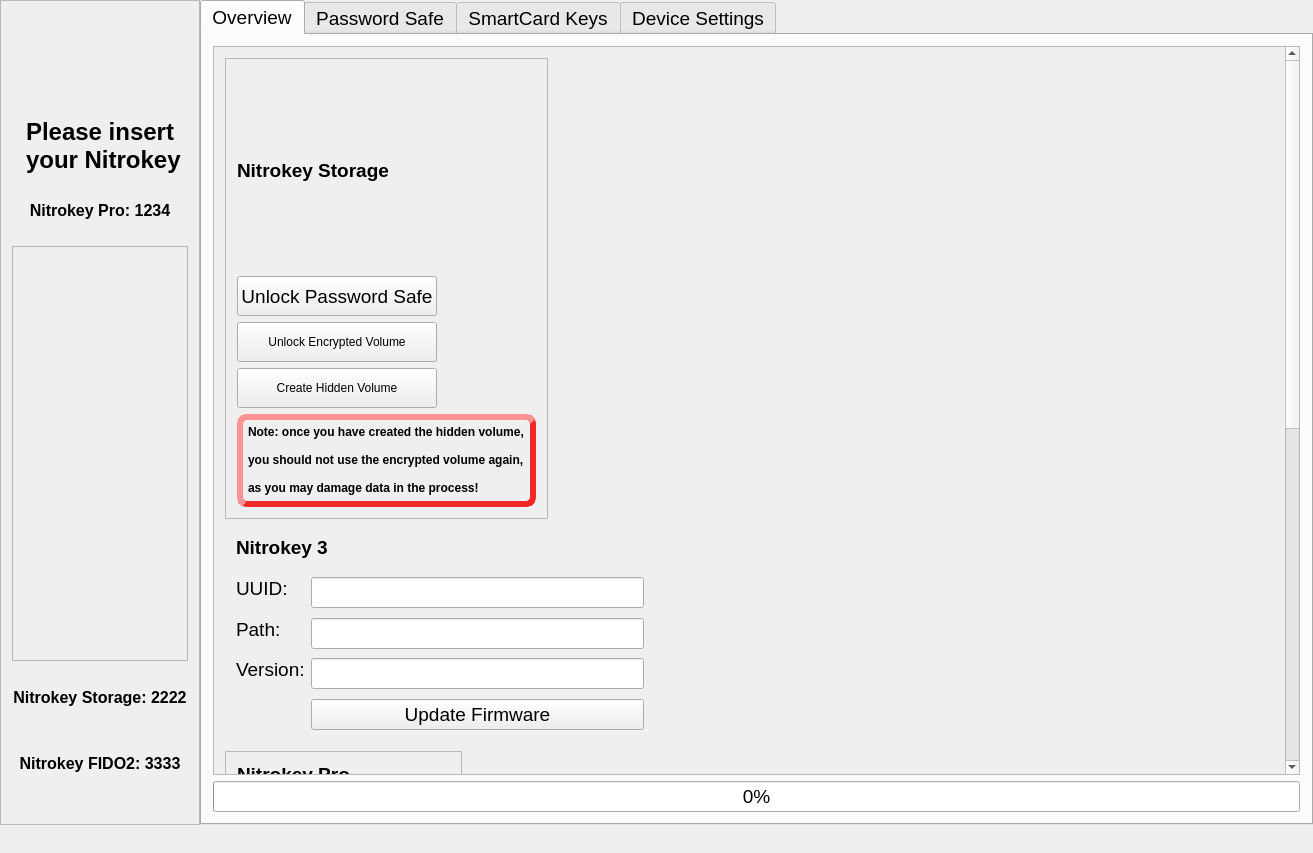
Above: nitropyapp/ui/mainwindow_alternative.ui from Nitrokey/nitrokey-app2 before the change. Below: the same form after it.
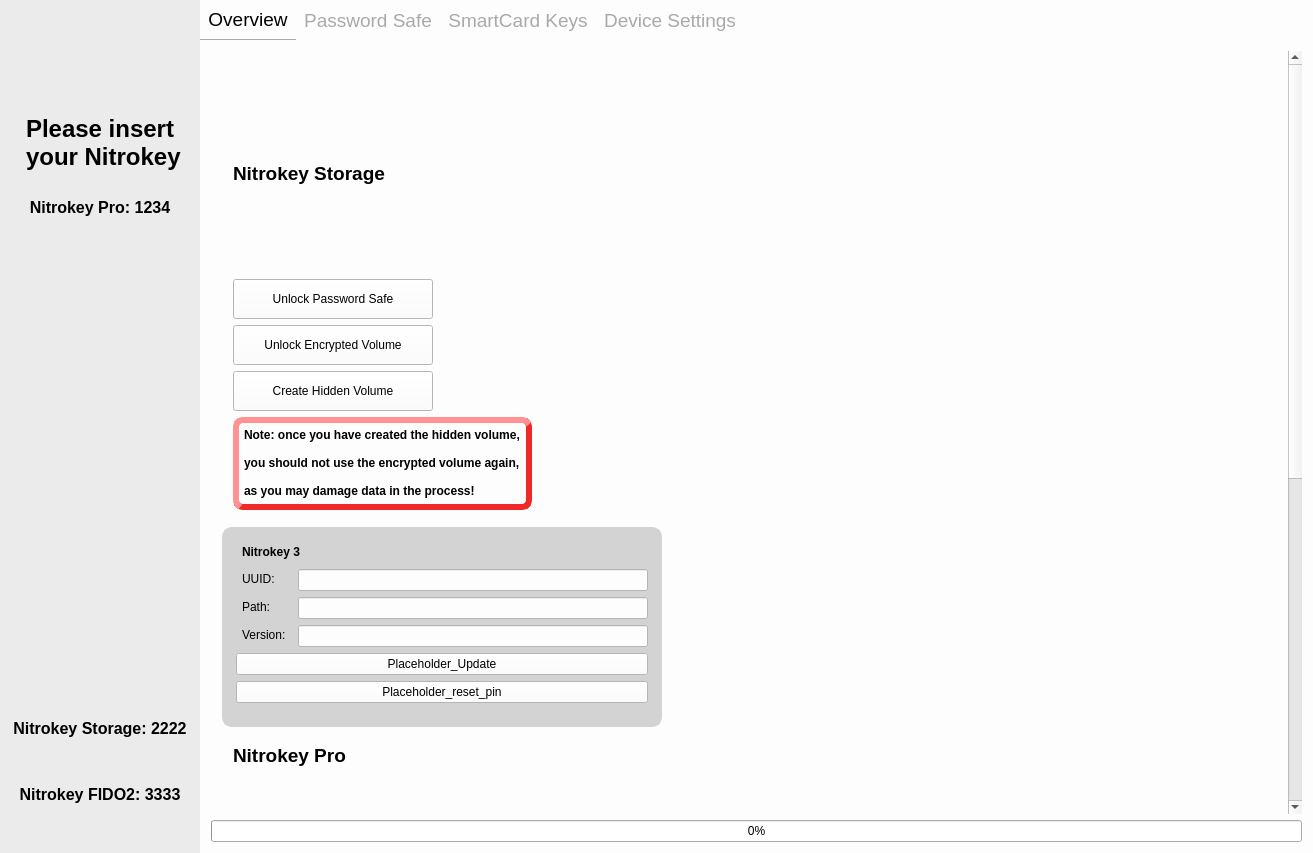
That is the form after the change. Icons and pictures are not drawn.

Diff of the .ui file:
```diff
--- a/nitropyapp/ui/mainwindow_alternative.ui
+++ b/nitropyapp/ui/mainwindow_alternative.ui
@@ -18,10 +18,13 @@
   </property>
   <property name="minimumSize">
    <size>
-    <width>0</width>
-    <height>110</height>
+    <width>600</width>
+    <height>500</height>
    </size>
   </property>
+  <property name="contextMenuPolicy">
+   <enum>Qt::DefaultContextMenu</enum>
+  </property>
   <property name="windowTitle">
    <string>Nitrokey App</string>
   </property>
@@ -45,6 +48,10 @@
    <bool>false</bool>
   </property>
   <widget class="QWidget" name="centralWidget">
+   <property name="styleSheet">
+    <string notr="true">QWidget#centralWidget{background-color: rgb(253, 253, 253); }
+</string>
+   </property>
    <layout class="QHBoxLayout" name="horizontalLayout_2">
     <property name="spacing">
      <number>0</number>
@@ -59,7 +66,7 @@
      <number>0</number>
     </property>
     <property name="bottomMargin">
-     <number>9</number>
+     <number>0</number>
     </property>
     <item alignment="Qt::AlignLeft">
      <widget class="QFrame" name="vertical_navigation">
@@ -76,7 +83,8 @@
        </size>
       </property>
       <property name="styleSheet">
-       <string notr="true"/>
+       <string notr="true">border: 0px;
+background-color:rgb(235, 235, 235)</string>
       </property>
       <property name="frameShape">
        <enum>QFrame::StyledPanel</enum>
@@ -85,6 +93,21 @@
        <enum>QFrame::Raised</enum>
       </property>
       <layout class="QGridLayout" name="gridLayout_14">
+       <property name="leftMargin">
+        <number>6</number>
+       </property>
+       <property name="topMargin">
+        <number>9</number>
+       </property>
+       <property name="rightMargin">
+        <number>6</number>
+       </property>
+       <property name="bottomMargin">
+        <number>9</number>
+       </property>
+       <property name="spacing">
+        <number>6</number>
+       </property>
        <item row="2" column="0" colspan="4">
         <widget class="QPushButton" name="pushButton_pro">
          <property name="sizePolicy">
@@ -151,12 +174,12 @@
          </property>
          <property name="icon">
           <iconset resource="resources.qrc">
-           <normaloff>:/images/new/icon_about_nitrokey.svg</normaloff>:/images/new/icon_about_nitrokey.svg</iconset>
+           <normaloff>:/images/icon/info_new.png</normaloff>:/images/icon/info_new.png</iconset>
          </property>
          <property name="iconSize">
           <size>
-           <width>30</width>
-           <height>30</height>
+           <width>40</width>
+           <height>40</height>
           </size>
          </property>
          <property name="flat">
@@ -166,6 +189,21 @@
        </item>
        <item row="3" column="0" colspan="4">
         <widget class="QScrollArea" name="Nitrokeys">
+         <property name="styleSheet">
+          <string notr="true">border: 0px;</string>
+         </property>
+         <property name="frameShape">
+          <enum>QFrame::NoFrame</enum>
+         </property>
+         <property name="frameShadow">
+          <enum>QFrame::Plain</enum>
+         </property>
+         <property name="lineWidth">
+          <number>0</number>
+         </property>
+         <property name="horizontalScrollBarPolicy">
+          <enum>Qt::ScrollBarAlwaysOff</enum>
+         </property>
          <property name="widgetResizable">
           <bool>true</bool>
          </property>
@@ -174,8 +212,8 @@
            <rect>
             <x>0</x>
             <y>0</y>
-            <width>178</width>
-            <height>376</height>
+            <width>188</width>
+            <height>423</height>
            </rect>
           </property>
           <layout class="QVBoxLayout" name="verticalLayout_9"/>
@@ -243,6 +281,9 @@
            <bold>true</bold>
           </font>
          </property>
+         <property name="autoFillBackground">
+          <bool>false</bool>
+         </property>
          <property name="styleSheet">
           <string notr="true">QPushButton {
 	border: none; 
@@ -432,8 +473,25 @@
         <pointsize>14</pointsize>
        </font>
       </property>
+      <property name="layoutDirection">
+       <enum>Qt::LeftToRight</enum>
+      </property>
+      <property name="autoFillBackground">
+       <bool>false</bool>
+      </property>
       <property name="styleSheet">
-       <string notr="true"/>
+       <string notr="true">QTabWidget::pane {             
+            border-width: 0px;   
+}  
+QTabBar::tab {
+  background-color: rgb(253, 253, 253); 
+  padding: 8px;
+  color: darkgrey;
+} 
+QTabBar::tab:selected{
+	border-bottom: 1px solid darkgrey; 
+	color: black;
+}</string>
       </property>
       <property name="inputMethodHints">
        <set>Qt::ImhNone</set>
@@ -450,6 +508,9 @@
       <property name="elideMode">
        <enum>Qt::ElideNone</enum>
       </property>
+      <property name="usesScrollButtons">
+       <bool>true</bool>
+      </property>
       <property name="documentMode">
        <bool>false</bool>
       </property>
@@ -463,6 +524,12 @@
        <bool>false</bool>
       </property>
       <widget class="QWidget" name="tab_5">
+       <property name="autoFillBackground">
+        <bool>false</bool>
+       </property>
+       <property name="styleSheet">
+        <string notr="true"/>
+       </property>
        <attribute name="title">
         <string>Overview</string>
        </attribute>
@@ -476,6 +543,25 @@
         </item>
         <item row="0" column="0">
          <widget class="QScrollArea" name="scrollArea_2">
+          <property name="autoFillBackground">
+           <bool>false</bool>
+          </property>
+          <property name="styleSheet">
+           <string notr="true">QScrollArea{ border-width: 0px ; 
+background-color: rgb(253, 253, 253); }</string>
+          </property>
+          <property name="frameShape">
+           <enum>QFrame::NoFrame</enum>
+          </property>
+          <property name="frameShadow">
+           <enum>QFrame::Raised</enum>
+          </property>
+          <property name="lineWidth">
+           <number>0</number>
+          </property>
+          <property name="midLineWidth">
+           <number>0</number>
+          </property>
           <property name="widgetResizable">
            <bool>true</bool>
           </property>
@@ -484,10 +570,13 @@
             <rect>
              <x>0</x>
              <y>0</y>
-             <width>1075</width>
-             <height>1366</height>
+             <width>1081</width>
+             <height>1340</height>
             </rect>
            </property>
+           <property name="styleSheet">
+            <string notr="true">background-color: rgb(253, 253, 253); </string>
+           </property>
            <layout class="QVBoxLayout" name="verticalLayout_3">
             <item alignment="Qt::AlignLeft|Qt::AlignTop">
              <widget class="QFrame" name="frame_storage">
@@ -497,11 +586,17 @@
                 <verstretch>0</verstretch>
                </sizepolicy>
               </property>
+              <property name="styleSheet">
+               <string notr="true">border-width: 0px;</string>
+              </property>
               <property name="frameShape">
-               <enum>QFrame::StyledPanel</enum>
+               <enum>QFrame::NoFrame</enum>
               </property>
               <property name="frameShadow">
-               <enum>QFrame::Raised</enum>
+               <enum>QFrame::Plain</enum>
+              </property>
+              <property name="lineWidth">
+               <number>0</number>
               </property>
               <layout class="QGridLayout" name="gridLayout_8">
                <item row="2" column="0">
@@ -641,7 +736,7 @@
               </layout>
              </widget>
             </item>
-            <item alignment="Qt::AlignLeft|Qt::AlignTop">
+            <item alignment="Qt::AlignTop">
              <widget class="QFrame" name="Nitrokey3">
               <property name="enabled">
                <bool>true</bool>
@@ -654,37 +749,18 @@
               </property>
               <property name="minimumSize">
                <size>
-                <width>430</width>
-                <height>220</height>
+                <width>440</width>
+                <height>200</height>
                </size>
               </property>
-              <layout class="QGridLayout" name="gridLayout_13" rowstretch="0,0,0,0,0">
-               <item row="1" column="1" alignment="Qt::AlignTop">
-                <widget class="QLineEdit" name="nk3_lineedit_1">
-                 <property name="sizePolicy">
-                  <sizepolicy hsizetype="Expanding" vsizetype="Fixed">
-                   <horstretch>0</horstretch>
-                   <verstretch>0</verstretch>
-                  </sizepolicy>
-                 </property>
-                 <property name="minimumSize">
-                  <size>
-                   <width>0</width>
-                   <height>0</height>
-                  </size>
-                 </property>
-                 <property name="alignment">
-                  <set>Qt::AlignLeading|Qt::AlignLeft|Qt::AlignVCenter</set>
-                 </property>
-                 <property name="readOnly">
-                  <bool>true</bool>
-                 </property>
-                </widget>
-               </item>
-               <item row="0" column="0" colspan="2" alignment="Qt::AlignTop">
+              <property name="styleSheet">
+               <string notr="true">QFrame { background-color: lightgrey; border: 3px solid lightgrey; border-radius: 10px ; } </string>
+              </property>
+              <layout class="QFormLayout" name="formLayout_6">
+               <item row="0" column="0" colspan="2">
                 <widget class="QLabel" name="label_nk3">
                  <property name="sizePolicy">
-                  <sizepolicy hsizetype="Minimum" vsizetype="Preferred">
+                  <sizepolicy hsizetype="Preferred" vsizetype="Fixed">
                    <horstretch>0</horstretch>
                    <verstretch>0</verstretch>
                   </sizepolicy>
@@ -692,7 +768,7 @@
                  <property name="minimumSize">
                   <size>
                    <width>400</width>
-                   <height>0</height>
+                   <height>22</height>
                   </size>
                  </property>
                  <property name="font">
@@ -709,38 +785,20 @@
                  </property>
                 </widget>
                </item>
-               <item row="2" column="1" alignment="Qt::AlignTop">
-                <widget class="QLineEdit" name="nk3_lineedit_2">
-                 <property name="alignment">
-                  <set>Qt::AlignLeading|Qt::AlignLeft|Qt::AlignVCenter</set>
+               <item row="1" column="0">
+                <widget class="QLabel" name="label_uuid">
+                 <property name="sizePolicy">
+                  <sizepolicy hsizetype="Preferred" vsizetype="Fixed">
+                   <horstretch>0</horstretch>
+                   <verstretch>0</verstretch>
+                  </sizepolicy>
                  </property>
-                 <property name="readOnly">
-                  <bool>true</bool>
+                 <property name="minimumSize">
+                  <size>
+                   <width>0</width>
+                   <height>10</height>
+                  </size>
                  </property>
-                </widget>
-               </item>
-               <item row="3" column="1" alignment="Qt::AlignTop">
-                <widget class="QLineEdit" name="nk3_lineedit_3">
-                 <property name="alignment">
-                  <set>Qt::AlignLeading|Qt::AlignLeft|Qt::AlignVCenter</set>
-                 </property>
-                 <property name="readOnly">
-                  <bool>true</bool>
-                 </property>
-                </widget>
-               </item>
-               <item row="2" column="0" alignment="Qt::AlignTop">
-                <widget class="QLabel" name="label_38">
-                 <property name="text">
-                  <string>Path:</string>
-                 </property>
-                 <property name="alignment">
-                  <set>Qt::AlignLeading|Qt::AlignLeft|Qt::AlignVCenter</set>
-                 </property>
-                </widget>
-               </item>
-               <item row="1" column="0" alignment="Qt::AlignTop">
-                <widget class="QLabel" name="label_35">
                  <property name="text">
                   <string>UUID:</string>
                  </property>
@@ -749,8 +807,74 @@
                  </property>
                 </widget>
                </item>
-               <item row="3" column="0" alignment="Qt::AlignTop">
-                <widget class="QLabel" name="label_39">
+               <item row="1" column="1">
+                <widget class="QLineEdit" name="nk3_lineedit_uuid">
+                 <property name="sizePolicy">
+                  <sizepolicy hsizetype="Expanding" vsizetype="Fixed">
+                   <horstretch>0</horstretch>
+                   <verstretch>0</verstretch>
+                  </sizepolicy>
+                 </property>
+                 <property name="minimumSize">
+                  <size>
+                   <width>0</width>
+                   <height>0</height>
+                  </size>
+                 </property>
+                 <property name="alignment">
+                  <set>Qt::AlignLeading|Qt::AlignLeft|Qt::AlignVCenter</set>
+                 </property>
+                 <property name="readOnly">
+                  <bool>true</bool>
+                 </property>
+                </widget>
+               </item>
+               <item row="2" column="0">
+                <widget class="QLabel" name="label_path">
+                 <property name="sizePolicy">
+                  <sizepolicy hsizetype="Preferred" vsizetype="Fixed">
+                   <horstretch>0</horstretch>
+                   <verstretch>0</verstretch>
+                  </sizepolicy>
+                 </property>
+                 <property name="minimumSize">
+                  <size>
+                   <width>0</width>
+                   <height>10</height>
+                  </size>
+                 </property>
+                 <property name="text">
+                  <string>Path:</string>
+                 </property>
+                 <property name="alignment">
+                  <set>Qt::AlignLeading|Qt::AlignLeft|Qt::AlignVCenter</set>
+                 </property>
+                </widget>
+               </item>
+               <item row="2" column="1">
+                <widget class="QLineEdit" name="nk3_lineedit_path">
+                 <property name="alignment">
+                  <set>Qt::AlignLeading|Qt::AlignLeft|Qt::AlignVCenter</set>
+                 </property>
+                 <property name="readOnly">
+                  <bool>true</bool>
+                 </property>
+                </widget>
+               </item>
+               <item row="3" column="0">
+                <widget class="QLabel" name="label_version">
+                 <property name="sizePolicy">
+                  <sizepolicy hsizetype="Preferred" vsizetype="Fixed">
+                   <horstretch>0</horstretch>
+                   <verstretch>0</verstretch>
+                  </sizepolicy>
+                 </property>
+                 <property name="minimumSize">
+                  <size>
+                   <width>0</width>
+                   <height>10</height>
+                  </size>
+                 </property>
                  <property name="text">
                   <string>Version:</string>
                  </property>
@@ -759,10 +883,27 @@
                  </property>
                 </widget>
                </item>
-               <item row="4" column="1" alignment="Qt::AlignTop">
-                <widget class="QPushButton" name="update_nk3_btn">
+               <item row="3" column="1">
+                <widget class="QLineEdit" name="nk3_lineedit_version">
+                 <property name="alignment">
+                  <set>Qt::AlignLeading|Qt::AlignLeft|Qt::AlignVCenter</set>
+                 </property>
+                 <property name="readOnly">
+                  <bool>true</bool>
+                 </property>
+                </widget>
+               </item>
+               <item row="4" column="0" colspan="2">
+                <widget class="QPushButton" name="pushButton_10">
                  <property name="text">
-                  <string>Update Firmware</string>
+                  <string>Placeholder_Update</string>
+                 </property>
+                </widget>
+               </item>
+               <item row="5" column="0" colspan="2">
+                <widget class="QPushButton" name="pushButton_8">
+                 <property name="text">
+                  <string>Placeholder_reset_pin</string>
                  </property>
                 </widget>
                </item>
@@ -787,7 +928,7 @@
                </size>
               </property>
               <property name="frameShape">
-               <enum>QFrame::StyledPanel</enum>
+               <enum>QFrame::NoFrame</enum>
               </property>
               <property name="frameShadow">
                <enum>QFrame::Raised</enum>
@@ -914,7 +1055,7 @@
                </sizepolicy>
               </property>
               <property name="frameShape">
-               <enum>QFrame::StyledPanel</enum>
+               <enum>QFrame::NoFrame</enum>
               </property>
               <property name="frameShadow">
                <enum>QFrame::Raised</enum>
@@ -980,7 +1121,7 @@
                   </size>
                  </property>
                  <property name="autoFillBackground">
-                  <bool>true</bool>
+                  <bool>false</bool>
                  </property>
                  <property name="text">
                   <string/>
@@ -3013,21 +3154,6 @@
     </item>
    </layout>
   </widget>
-  <widget class="QStatusBar" name="statusBar">
-   <property name="sizeGripEnabled">
-    <bool>false</bool>
-   </property>
-  </widget>
-  <widget class="QMenuBar" name="menuBar">
-   <property name="geometry">
-    <rect>
-     <x>0</x>
-     <y>0</y>
-     <width>1313</width>
-     <height>22</height>
-    </rect>
-   </property>
-  </widget>
  </widget>
  <layoutdefault spacing="6" margin="11"/>
  <resources>
```
